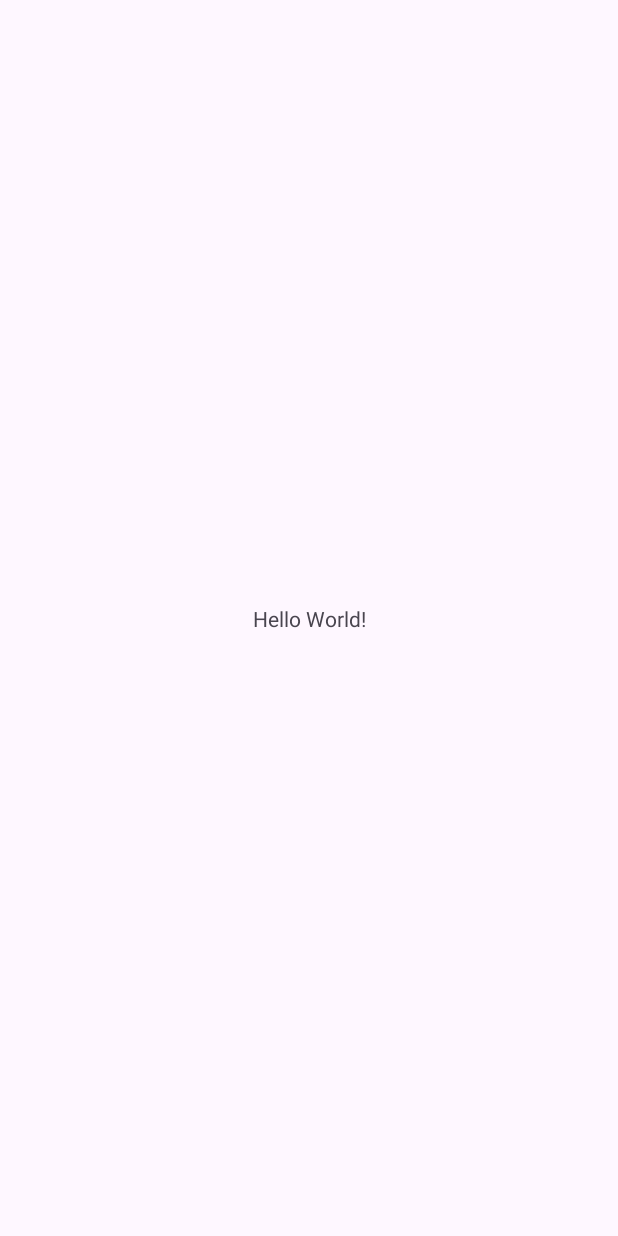
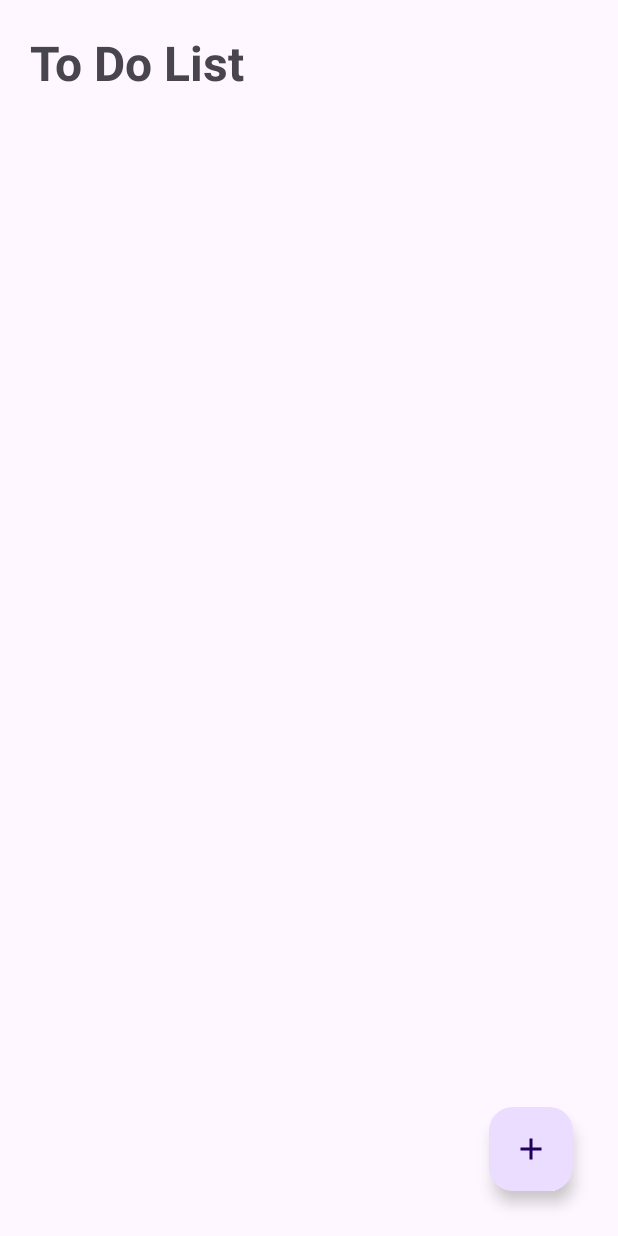
Before and after one commit to ttruongg/To_Do_List_App, an Android app: the screen it shows after launch (MainActivity), on a phone screen of 412 x 824 dp. Before the commit the screen is almost empty. Run offline under Robolectric (Android 15) with nearby library versions, the phone set to English and light mode, and no system bars.

Commit message:
layout design

```diff
--- a/app/build.gradle.kts
+++ b/app/build.gradle.kts
@@ -4,7 +4,7 @@ plugins {
 
 android {
     namespace = "com.example.to_do_list_app"
-    compileSdk = 33
+    compileSdk = 34
 
     defaultConfig {
         applicationId = "com.example.to_do_list_app"
--- /dev/null
+++ b/app/src/main/res/drawable/ic_add.xml
@@ -0,0 +1,5 @@
+<vector android:height="32dp" android:tint="#000000"
+    android:viewportHeight="24" android:viewportWidth="24"
+    android:width="32dp" xmlns:android="http://schemas.android.com/apk/res/android">
+    <path android:fillColor="@android:color/white" android:pathData="M19,13h-6v6h-2v-6H5v-2h6V5h2v6h6v2z"/>
+</vector>
--- a/app/src/main/res/layout/activity_main.xml
+++ b/app/src/main/res/layout/activity_main.xml
@@ -1,5 +1,5 @@
 <?xml version="1.0" encoding="utf-8"?>
-<androidx.constraintlayout.widget.ConstraintLayout xmlns:android="http://schemas.android.com/apk/res/android"
+<RelativeLayout xmlns:android="http://schemas.android.com/apk/res/android"
     xmlns:app="http://schemas.android.com/apk/res-auto"
     xmlns:tools="http://schemas.android.com/tools"
     android:layout_width="match_parent"
@@ -7,12 +7,31 @@
     tools:context=".MainActivity">
 
     <TextView
+        android:id="@+id/title"
         android:layout_width="wrap_content"
         android:layout_height="wrap_content"
-        android:text="Hello World!"
-        app:layout_constraintBottom_toBottomOf="parent"
-        app:layout_constraintEnd_toEndOf="parent"
-        app:layout_constraintStart_toStartOf="parent"
-        app:layout_constraintTop_toTopOf="parent" />
+        android:text="@string/title"
+        android:layout_margin="20dp"
+        android:textSize="32sp"
+        android:textStyle="bold" />
 
-</androidx.constraintlayout.widget.ConstraintLayout>
+    <androidx.recyclerview.widget.RecyclerView
+        android:id="@+id/tasksRecyclerView"
+        android:layout_width="match_parent"
+        android:layout_height="wrap_content"
+        android:layout_below="@+id/title"
+        android:paddingLeft="10dp"/>
+
+    <com.google.android.material.floatingactionbutton.FloatingActionButton
+        android:id="@+id/fab"
+        android:layout_width="wrap_content"
+        android:layout_height="wrap_content"
+        android:layout_alignParentEnd="true"
+        android:layout_alignParentBottom="true"
+        android:layout_marginStart="30dp"
+        android:layout_marginTop="30dp"
+        android:layout_marginEnd="30dp"
+        android:layout_marginBottom="30dp"
+        android:src="@drawable/ic_add" />
+
+</RelativeLayout>
--- a/app/src/main/res/values/colors.xml
+++ b/app/src/main/res/values/colors.xml
@@ -2,4 +2,5 @@
 <resources>
     <color name="black">#FF000000</color>
     <color name="white">#FFFFFFFF</color>
+    <color name="buttonTint_CheckBox">#3D52D3</color>
 </resources>
--- a/app/src/main/res/values/strings.xml
+++ b/app/src/main/res/values/strings.xml
@@ -1,3 +1,4 @@
 <resources>
     <string name="app_name">To_Do_List_App</string>
+    <string name="title">To Do List</string>
 </resources>
```
Also changed, not shown: app/src/main/res/layout/add_item.xml (added, +22 -0 lines), app/src/main/res/layout/item_task.xml (added, +29 -0 lines).
